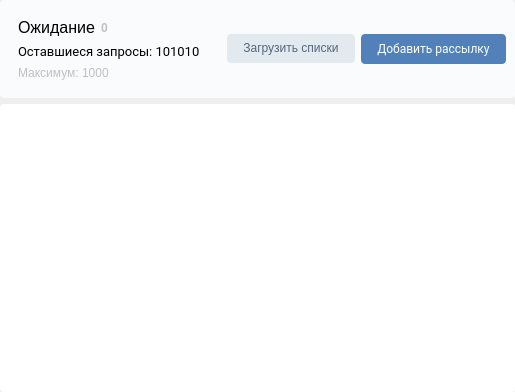
Old version of the form src/waitingwidget.ui in the repository MorganGrieves/VKSender.
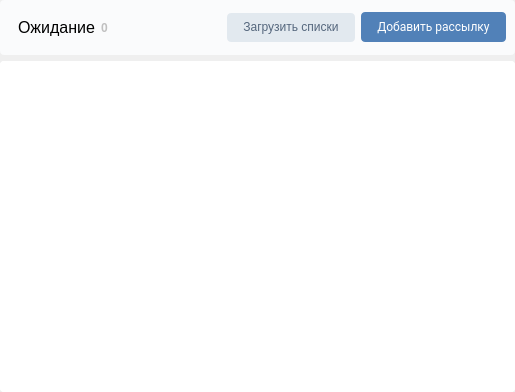
New version of the form. Icons and pictures are not drawn.

The edit to the form file:
```diff
--- a/src/waitingwidget.ui
+++ b/src/waitingwidget.ui
@@ -114,32 +114,6 @@
            </layout>
           </widget>
          </item>
-         <item>
-          <widget class="QLabel" name="requestCountLabel">
-           <property name="font">
-            <font>
-             <family>Roboto</family>
-             <pointsize>10</pointsize>
-            </font>
-           </property>
-           <property name="styleSheet">
-            <string notr="true">color: black;</string>
-           </property>
-           <property name="text">
-            <string>Оставшиеся запросы: 101010</string>
-           </property>
-          </widget>
-         </item>
-         <item>
-          <widget class="QLabel" name="maxRequestsLabel">
-           <property name="styleSheet">
-            <string notr="true">color:#C0c0c0;</string>
-           </property>
-           <property name="text">
-            <string>Максимум: 1000</string>
-           </property>
-          </widget>
-         </item>
         </layout>
        </widget>
       </item>
@@ -253,7 +227,7 @@
            <x>0</x>
            <y>0</y>
            <width>515</width>
-           <height>291</height>
+           <height>331</height>
           </rect>
          </property>
          <layout class="QVBoxLayout" name="verticalLayout_2">
```
